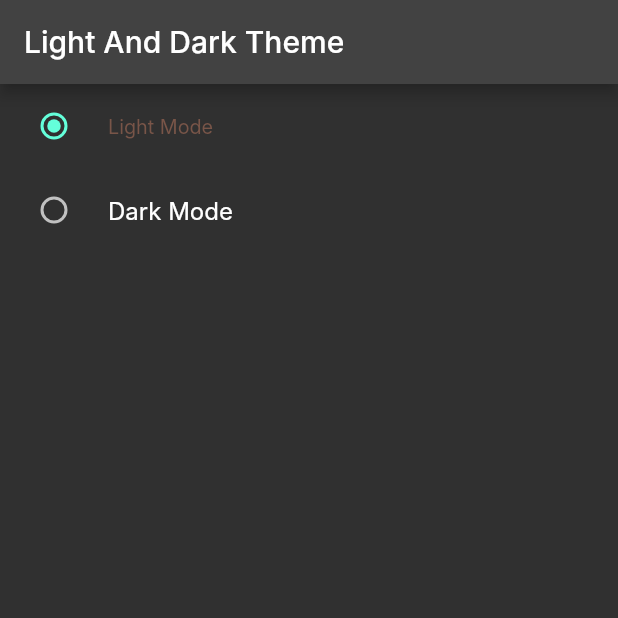
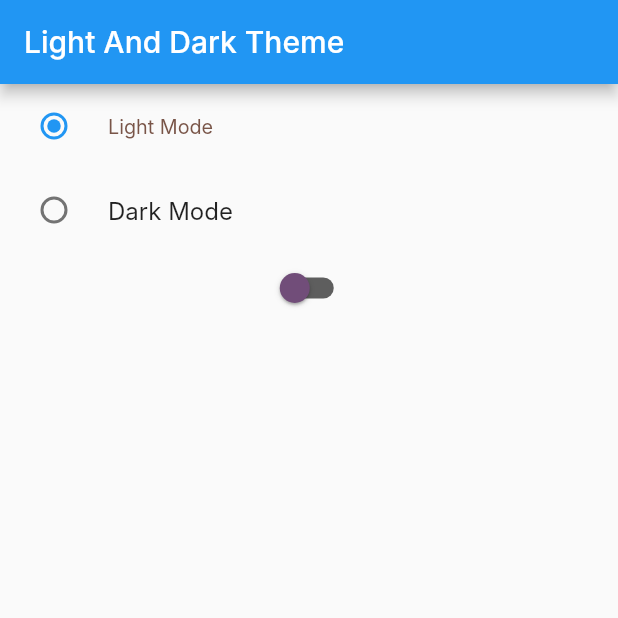
Before and after one commit to saadmomand6/Provider-Examples, a Flutter app: the screen it shows after launch, on a phone screen of 412 x 824 dp, the top half of it. Run offline on Flutter 3.47's test engine with Material 2 defaults, Android fonts, the phone set to English and light mode, and no system bars; Roboto replaces fonts that are missing (Inter).

Commit message:
changing darkmode by switch

```diff
--- a/lib/main.dart
+++ b/lib/main.dart
@@ -29,7 +29,7 @@ class MyApp extends StatelessWidget {
             title: 'Provider With MVVM and Rest APIs',
             themeMode: themechanger.thememode,
             theme: ThemeData(
-              brightness: Brightness.dark,
+              brightness: Brightness.light,
               primaryColor: Colors.red[800],
               fontFamily: 'Inter',
               textTheme: TextTheme(
--- a/lib/provider/theme_changer_provider.dart
+++ b/lib/provider/theme_changer_provider.dart
@@ -8,4 +8,9 @@ class ThemeChanger with ChangeNotifier {
     _thememode = thememode;
     notifyListeners();
   }
+
+  void switchsetTheme(bool isdark) {
+    _thememode = isdark ? ThemeMode.dark : ThemeMode.light;
+    notifyListeners();
+  }
 }
--- a/lib/screens/dark_theme.dart
+++ b/lib/screens/dark_theme.dart
@@ -11,6 +11,21 @@ class DarkTheme extends StatefulWidget {
 }
 
 class _DarkThemeState extends State<DarkTheme> {
+  bool switchvalue = false;
+  void toggleSwitch(bool value) {
+    if (switchvalue == false) {
+      setState(() {
+        switchvalue = true;
+        ThemeMode.dark;
+      });
+    } else {
+      setState(() {
+        switchvalue = false;
+        ThemeMode.light;
+      });
+    }
+  }
+
   @override
   Widget build(BuildContext context) {
     final themechanger = Provider.of<ThemeChanger>(context);
@@ -31,6 +46,14 @@ class _DarkThemeState extends State<DarkTheme> {
               groupValue: themechanger.thememode,
               onChanged: themechanger.setTheme,
               title: Text('Dark Mode')),
+          Switch(
+            value: themechanger.thememode == ThemeMode.dark,
+            onChanged: themechanger.switchsetTheme,
+            activeColor: const Color.fromARGB(255, 197, 155, 206),
+            activeTrackColor: const Color(0xff5E5E5E),
+            inactiveThumbColor: const Color.fromARGB(255, 113, 77, 121),
+            inactiveTrackColor: const Color(0xff5E5E5E),
+          ),
           //   RadioListTile<ThemeMode>(
           //       value: ThemeMode.system,
           //       groupValue: themechanger.thememode,
```
